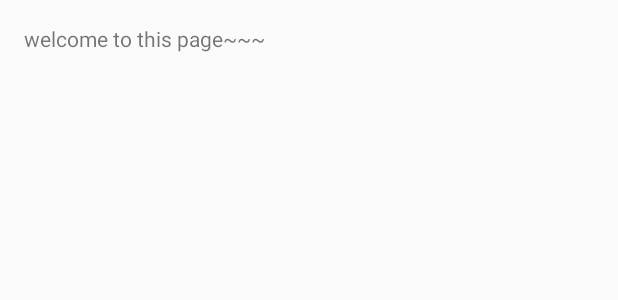
After one commit to tkusd/android, an Android app: the layout activity_goto.xml on its own in the app's theme, with its tools: preview values and no code run, on a phone screen of 412 x 824 dp. The commit adds this screen. Shown: the top 300 px of the screen. Run offline under Robolectric (Android 15) with nearby library versions, the phone set to English and light mode, and no system bars; network calls fail.

Commit message:
跳轉頁面

```diff
--- a/app/src/main/java/tw/tkusd/appstudio/Constant.java
+++ b/app/src/main/java/tw/tkusd/appstudio/Constant.java
@@ -2,5 +2,5 @@ package tw.tkusd.appstudio;
 
 public class Constant {
     public static final String API_URL = "http://tkusd.zespia.tw/v1/";
-    public static final String USER_URL = API_URL + "/users";
+    public static final String USER_URL = API_URL + "users";
 }
--- /dev/null
+++ b/app/src/main/res/layout/activity_goto.xml
@@ -0,0 +1,12 @@
+<RelativeLayout xmlns:android="http://schemas.android.com/apk/res/android"
+    xmlns:tools="http://schemas.android.com/tools" android:layout_width="match_parent"
+    android:layout_height="match_parent" android:paddingLeft="@dimen/activity_horizontal_margin"
+    android:paddingRight="@dimen/activity_horizontal_margin"
+    android:paddingTop="@dimen/activity_vertical_margin"
+    android:paddingBottom="@dimen/activity_vertical_margin"
+    tools:context="tw.tkusd.appstudio.app.Goto">
+
+    <TextView android:text="welcome to this page~~~" android:layout_width="wrap_content"
+        android:layout_height="wrap_content" />
+
+</RelativeLayout>
--- /dev/null
+++ b/app/src/main/res/menu/menu_goto.xml
@@ -0,0 +1,6 @@
+<menu xmlns:android="http://schemas.android.com/apk/res/android"
+    xmlns:app="http://schemas.android.com/apk/res-auto"
+    xmlns:tools="http://schemas.android.com/tools" tools:context="tw.tkusd.appstudio.app.Goto">
+    <item android:id="@+id/action_settings" android:title="@string/action_settings"
+        android:orderInCategory="100" app:showAsAction="never" />
+</menu>
--- /dev/null
+++ b/app/src/main/res/values-w820dp/dimens.xml
@@ -0,0 +1,6 @@
+<resources>
+    <!-- Example customization of dimensions originally defined in res/values/dimens.xml
+         (such as screen margins) for screens with more than 820dp of available width. This
+         would include 7" and 10" devices in landscape (~960dp and ~1280dp respectively). -->
+    <dimen name="activity_horizontal_margin">64dp</dimen>
+</resources>
--- a/app/src/main/res/values/dimens.xml
+++ b/app/src/main/res/values/dimens.xml
@@ -14,4 +14,7 @@
     <dimen name="text_size_subhead">16sp</dimen>
     <dimen name="text_size_body">14sp</dimen>
     <dimen name="text_size_caption">12sp</dimen>
+    <!-- Default screen margins, per the Android Design guidelines. -->
+    <dimen name="activity_horizontal_margin">16dp</dimen>
+    <dimen name="activity_vertical_margin">16dp</dimen>
 </resources>
--- a/app/src/main/res/values/strings.xml
+++ b/app/src/main/res/values/strings.xml
@@ -6,4 +6,8 @@
     <string name="label_name">Name</string>
     <string name="label_email">Email</string>
     <string name="label_password">Password</string>
+    <string name="title_activity_goto">Goto</string>
+
+    <string name="hello_world">Hello world!</string>
+    <string name="action_settings">Settings</string>
 </resources>
```
Also changed, not shown: app/src/main/AndroidManifest.xml (+10 -1 lines), app/src/main/java/tw/tkusd/appstudio/app/Goto.java (added, +39 -0 lines), app/src/main/java/tw/tkusd/appstudio/app/MainActivity.java (+16 -0 lines).
